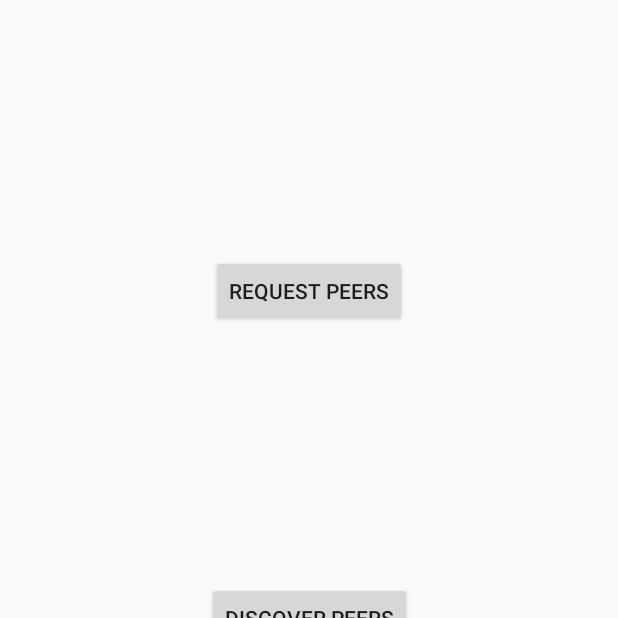
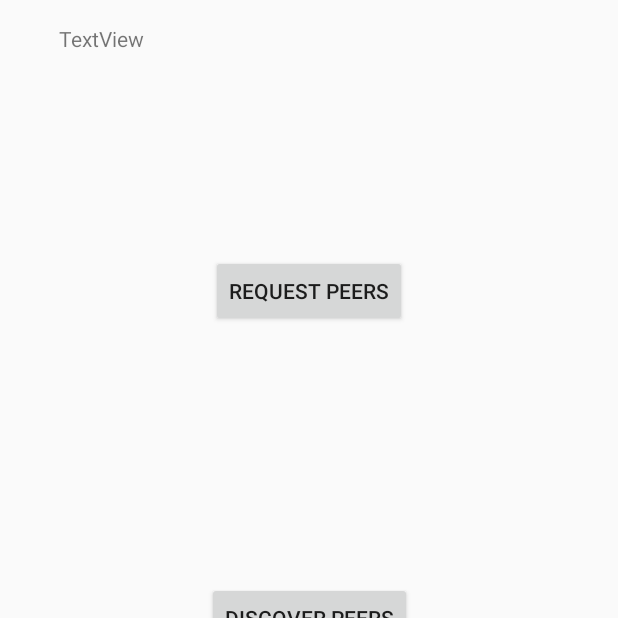
Before and after one commit to ZaneRammal/QuietPeopleMeet, an Android app: the MyWiFiActivity screen opened directly, with no data from a screen before it, on a phone screen of 412 x 824 dp, the top half of it. Run offline under Robolectric (Android 15) with nearby library versions, the light colour scheme and no system bars.

Commit message:
Added some additional debug views and added Bluetooth Permissions to the manifest.

```diff
--- a/app/src/main/AndroidManifest.xml
+++ b/app/src/main/AndroidManifest.xml
@@ -11,6 +11,9 @@
     <uses-permission android:name="android.permission.CHANGE_WIFI_STATE"/>
     <uses-permission android:name="android.permission.ACCESS_NETWORK_STATE"/>
     <uses-permission android:name="android.permission.CHANGE_NETWORK_STATE"/>
+    <uses-permission android:name="android.permission.BLUETOOTH" />
+    <uses-permission android:name="android.permission.BLUETOOTH_ADMIN" />
+
 
     <uses-feature android:name="android.hardware.location.gps" />
 
--- a/app/src/main/java/ca/uoit/quietpeoplemeet1/MyWiFiActivity.java
+++ b/app/src/main/java/ca/uoit/quietpeoplemeet1/MyWiFiActivity.java
@@ -21,9 +21,11 @@ public class MyWiFiActivity extends AppCompatActivity {
     WifiP2pManager mManager;
     WifiP2pManager.Channel mChannel;
     BroadcastReceiver mReceiver;
+    String allPeers;
 
-    WifiP2pManager.PeerListListener myPeerListListener;
+    //WifiP2pManager.PeerListListener myPeerListListener;
 
+    TextView peerView;
 
     public static final String TAG = "DEVICE_FINDER_ACTIVITY";
 
@@ -31,9 +33,10 @@ public class MyWiFiActivity extends AppCompatActivity {
     protected void onCreate(Bundle savedInstanceState) {
         super.onCreate(savedInstanceState);
         setContentView(R.layout.activity_my_wifi);
-
+        allPeers = "Peers: ";
         //check permissions
 
+        peerView = (TextView) findViewById(R.id.peerView);
 
         mManager = (WifiP2pManager) getSystemService(Context.WIFI_P2P_SERVICE);
         mChannel = mManager.initialize(this, getMainLooper(), null);
@@ -122,9 +125,14 @@ public class MyWiFiActivity extends AppCompatActivity {
             public void onPeersAvailable(WifiP2pDeviceList wifiP2pDeviceList) {
 
                 for (WifiP2pDevice device : wifiP2pDeviceList.getDeviceList()) {
+
                     //Log what devices were found
                     Log.d(TAG, "found device : " + device.deviceName);
                     Toast.makeText(getApplicationContext(), "found device : " + device.deviceName, Toast.LENGTH_SHORT).show();
+                    allPeers = allPeers.concat(device.deviceName);
+                    allPeers = allPeers.concat(" | ");
+
+
 
                     /**
                      * OK here's my idea:
@@ -142,6 +150,7 @@ public class MyWiFiActivity extends AppCompatActivity {
 
 
                 }
+                peerView.setText(allPeers);
             }
         });
     }
@@ -153,12 +162,12 @@ public class MyWiFiActivity extends AppCompatActivity {
         mManager.discoverPeers(mChannel, new WifiP2pManager.ActionListener() {
             @Override
             public void onSuccess() {
-                Toast.makeText(getApplicationContext(), "DISCOVER PEERS SUCCESS", Toast.LENGTH_LONG).show();
+                Toast.makeText(getApplicationContext(), "DISCOVER PEERS SUCCESS", Toast.LENGTH_SHORT).show();
             }
 
             @Override
             public void onFailure(int reasonCode) {
-                Toast.makeText(getApplicationContext(), "DISCOVER PEERS FAIL WITH CODE " + reasonCode, Toast.LENGTH_LONG).show();
+                Toast.makeText(getApplicationContext(), "DISCOVER PEERS FAIL WITH CODE " + reasonCode, Toast.LENGTH_SHORT).show();
             }
         });
 
--- a/app/src/main/res/layout/activity_my_wifi.xml
+++ b/app/src/main/res/layout/activity_my_wifi.xml
@@ -61,4 +61,20 @@
         app:layout_constraintStart_toStartOf="parent"
         app:layout_constraintTop_toBottomOf="@+id/button6" />
 
+    <TextView
+        android:id="@+id/peerView"
+        android:layout_width="67dp"
+        android:layout_height="87dp"
+        android:layout_marginStart="39dp"
+        android:layout_marginTop="16dp"
+        android:layout_marginEnd="287dp"
+        android:layout_marginBottom="532dp"
+        android:text="TextView"
+        app:layout_constraintBottom_toBottomOf="parent"
+        app:layout_constraintEnd_toEndOf="parent"
+        app:layout_constraintHorizontal_bias="0.0"
+        app:layout_constraintStart_toStartOf="parent"
+        app:layout_constraintTop_toTopOf="parent"
+        app:layout_constraintVertical_bias="0.0" />
+
 </android.support.constraint.ConstraintLayout>
```
